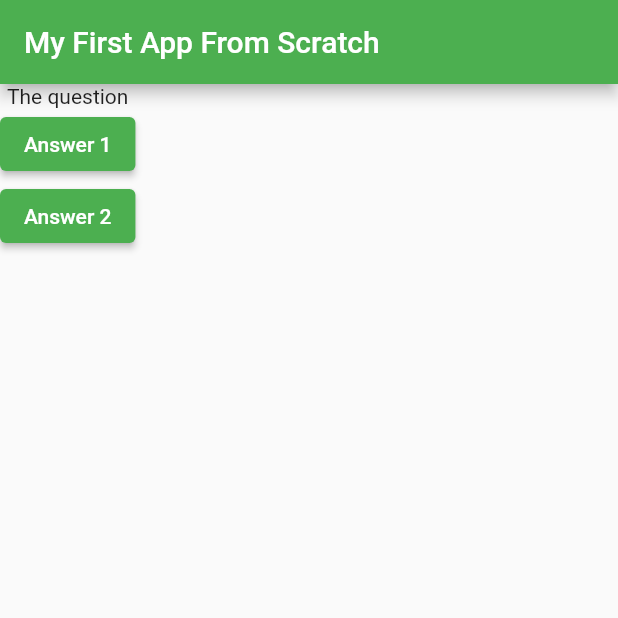
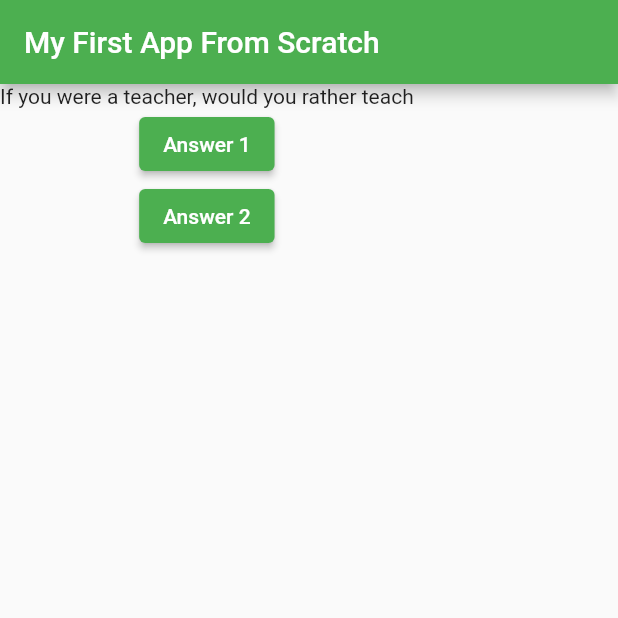
Before and after one commit to WiedjajaAtmadja/flutter_week3_widget, a Flutter app: the screen it shows after launch, after a tap on "Answer 1", on a phone screen of 412 x 824 dp, the top half of it. Run offline on Flutter 3.47's test engine with Material 2 defaults, Android fonts, the phone set to English and light mode, and no system bars.

Commit message:
session 3 part 1

```diff
--- a/lib/main.dart
+++ b/lib/main.dart
@@ -4,17 +4,32 @@ void main() {
   runApp(MainApp());
 }
 
-class MainApp extends StatelessWidget {
-  final questions = [
-    'What\'s your favorite color?',
-    'What\'s your favorite animal?'
-  ];
-  var questionIndex = 0;
+class MainApp extends StatefulWidget {
   MainApp({super.key});
 
-  void chooseAnswer() {
-    questionIndex = questionIndex + 1;
-    print(questionIndex);
+  @override
+  State<MainApp> createState() => _MainAppState();
+}
+
+class _MainAppState extends State<MainApp> {
+  final _questions = [
+    'When you go somewhere for the day, would you rather',
+    'If you were a teacher, would you rather teach',
+    'Are you usually',
+    'Do you more often let',
+  ];
+
+  var _questionIndex = 0;
+
+  void _chooseAnswer() {
+    setState(() {
+      if (_questionIndex < _questions.length - 1) {
+        _questionIndex++;
+      } else {
+        _questionIndex = 0;
+      }
+    });
+    debugPrint('questionIndex: $_questionIndex ');
   }
 
   @override
@@ -26,11 +41,11 @@ class MainApp extends StatelessWidget {
       home: Scaffold(
         appBar: AppBar(title: const Text('My First App From Scratch')),
         body: Column(children: [
-          const Text('The question'),
+          Text(_questions[_questionIndex]),
           ElevatedButton(
-              onPressed: chooseAnswer, child: const Text('Answer 1')),
+              onPressed: _chooseAnswer, child: const Text('Answer 1')),
           ElevatedButton(
-              onPressed: chooseAnswer, child: const Text('Answer 2')),
+              onPressed: _chooseAnswer, child: const Text('Answer 2')),
         ]),
       ),
       debugShowCheckedModeBanner: false,
```
